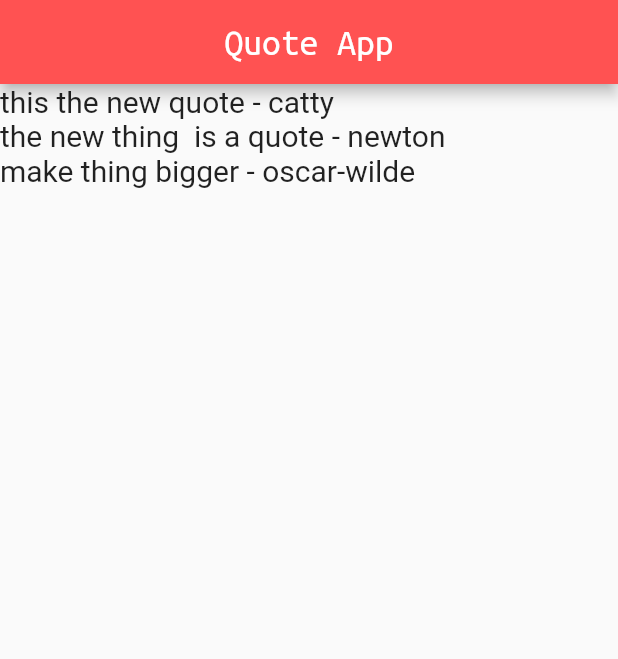
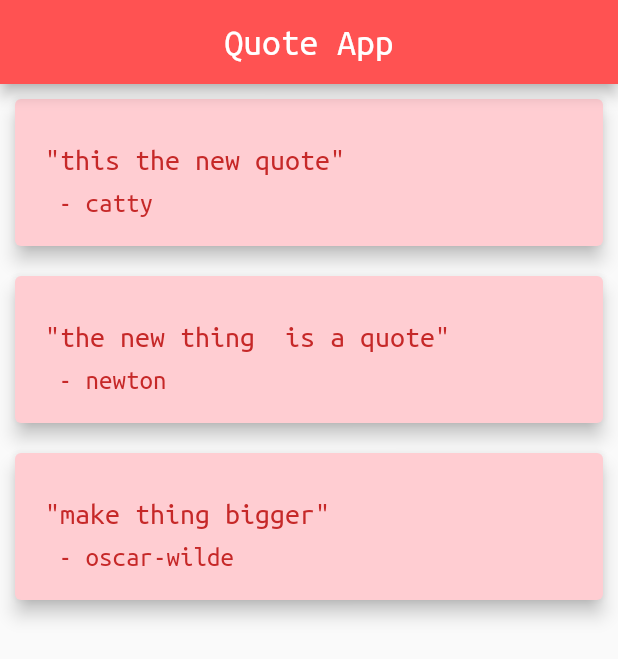
Before and after one commit to SimpleIndian/Learning_flutter, a Flutter app: the screen it shows after launch, on a phone screen of 412 x 824 dp. Shown: the top 659 px of the screen. Run offline on Flutter 3.47's test engine with Material 2 defaults, Android fonts, the phone set to English and light mode, and no system bars.

Commit message:
Card Widget and Widegt using function in Flutter

```diff
--- a/lib/main.dart
+++ b/lib/main.dart
@@ -15,6 +15,39 @@ class _MyquoteState extends State<Myquote> {
     Quotes(author:'oscar-wilde',text: 'make thing bigger'),
   ];
 
+  //addding a separate function to generate a card
+Widget quoteTempate(quote){
+  return Card(
+    margin: EdgeInsets.all(10.0),
+    elevation: 5.0,
+    color: Colors.red[100],
+    child:Padding(
+      padding: const EdgeInsets.fromLTRB(20.0,30.0,20.0,20.0),
+      child: Column(
+        crossAxisAlignment: CrossAxisAlignment.stretch,
+        children: <Widget>[
+          Text("\"${quote.text}\"",
+            style: TextStyle(
+              fontSize:20.0,
+              color: Colors.red[800],
+              fontFamily: 'ubuntu'
+            ),
+          ),
+          SizedBox(
+          height: 10.0,
+          ),
+          Text(" - ${quote.author}", style:TextStyle(
+            fontSize:18.0,
+            fontFamily: 'ubuntu',
+            color:Colors.red[800]
+          ))
+      ],),
+    ),
+  );
+}
+
+
+
   @override
   Widget build(BuildContext context) {
     return Scaffold(
@@ -28,14 +61,7 @@ class _MyquoteState extends State<Myquote> {
       ),
       body: Column(
         crossAxisAlignment: CrossAxisAlignment.start,
-          children: quoteList.map((quote) {
-            return Text(
-              '${quote.text} - ${quote.author}',  //here i use the quote class property
-            style: TextStyle(
-              fontSize:20.0
-            ),
-            );
-          }).toList()
+          children: quoteList.map((quote)=>quoteTempate(quote)).toList() //passing the function
     ));
   }
 }
```
